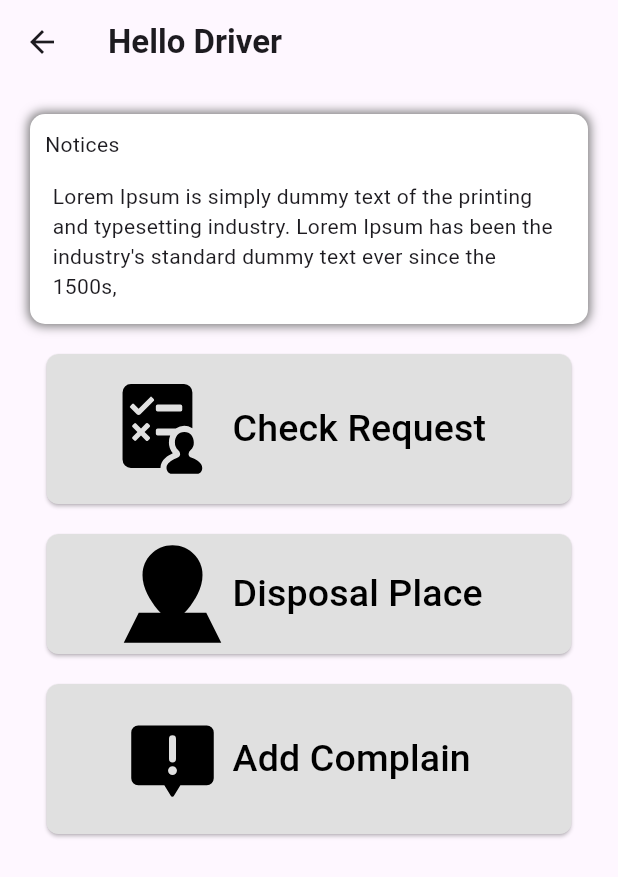
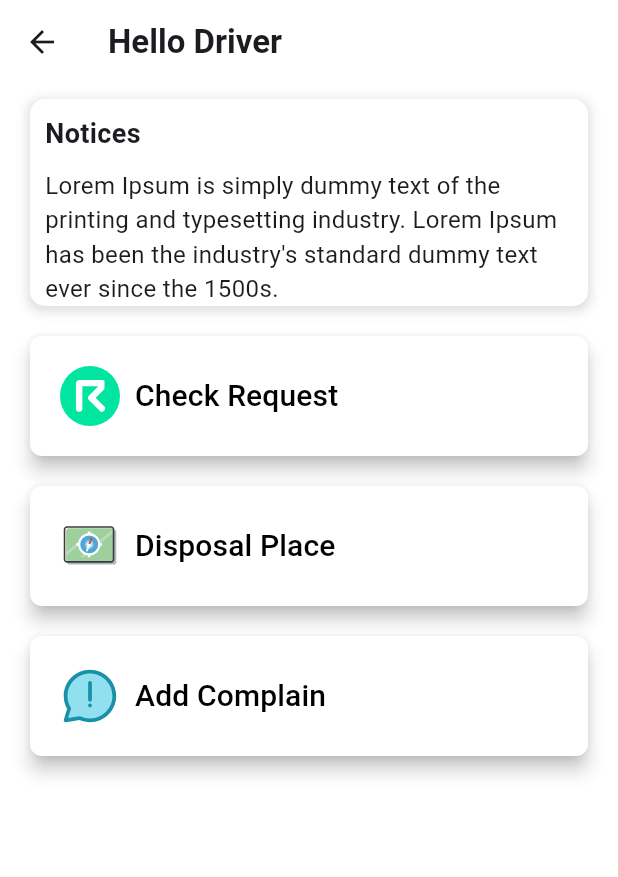
Before and after one commit to dilshan-mp/ecotrack, a Flutter app: the TruckDriverHomePage screen opened directly, on a phone screen of 412 x 824 dp. Shown: the top 877 px of the screen. Run offline on Flutter 3.47's test engine with Material 3 defaults, Android fonts, the phone set to English and light mode, and no system bars; our stand-ins replace cloud_firestore, device_preview, firebase_core, flutter_svg, google_nav_bar, image_picker and 1 more; accounts and stored records are empty.

Commit message:
truck driver home  page update

```diff
--- a/lib/main.dart
+++ b/lib/main.dart
@@ -21,7 +21,7 @@ class MainApp extends StatelessWidget {
   Widget build(BuildContext context) {
     return const MaterialApp(
       debugShowCheckedModeBanner: false,
-      home: bottomNavigationBar(),
+      home: FirstPage()
     );
   }
 }
--- a/lib/screen/TruckDriver/TruckDriverHomePage.dart
+++ b/lib/screen/TruckDriver/TruckDriverHomePage.dart
@@ -4,122 +4,162 @@ import 'package:flutter/material.dart';
 import 'package:flutter_svg/flutter_svg.dart';
 
 class TruckDriverHomePage extends StatelessWidget {
-  const TruckDriverHomePage({super.key});
+  const TruckDriverHomePage({Key? key}) : super(key: key);
+
 
   @override
   Widget build(BuildContext context) {
     return Scaffold(
       appBar: AppBar(
-        title: const Text("Hello Driver",style: TextStyle(fontWeight: FontWeight.bold),),
+        title: const Text(
+          "Hello Driver",
+          style: TextStyle(fontWeight: FontWeight.bold),
+        ),
+        backgroundColor: Colors.white, // Set app bar background color
+        elevation: 0, // Remove app bar shadow
       ),
-      body: Column(
-        children: [
-          Padding(
-            padding: const EdgeInsets.all(20),
-            child: Container(
-              decoration:  BoxDecoration(
+      backgroundColor: Colors.white, // Set background color
+      body: SingleChildScrollView(
+        padding: const EdgeInsets.symmetric(horizontal: 20, vertical: 10),
+        child: Column(
+          crossAxisAlignment: CrossAxisAlignment.start,
+          children: [
+            Container(
+              decoration: BoxDecoration(
                 color: Colors.white,
                 borderRadius: BorderRadius.circular(10),
                 boxShadow: [
                   BoxShadow(
-                    color: Colors.grey.shade600,
-                    spreadRadius: 1,
-                    blurRadius: 5
-                  )
-                ]
-              ),
-              child: const Column(
-               crossAxisAlignment: CrossAxisAlignment.start,
-                children: [
-                  Padding(
-                    padding: EdgeInsets.only(left: 10,right: 10,top: 10),
-                    child: Text("Notices"),
-                  ),
-                  Padding(
-                    padding: EdgeInsets.all(15),
-                    child: Text("Lorem Ipsum is simply dummy text of the printing and typesetting industry. Lorem Ipsum has been the industry's standard dummy text ever since the 1500s,"),
+                    color: Colors.grey.shade300, // Adjust shadow color
+                    spreadRadius: 2, // Adjust spread radius
+                    blurRadius: 5, // Adjust blur radius
+                    offset: Offset(0, 2), // Adjust offset
                   )
                 ],
               ),
-            ),
-          ),
-          Padding(
-            padding: const EdgeInsets.only(right: 10,left: 10),
-            child: SizedBox(
-              width: 350,
-              child: ElevatedButton(
-                onPressed: (){
-                  Navigator.push(context, MaterialPageRoute(builder: (context)=>const CheckRequest()));
-                },
-                style: ElevatedButton.styleFrom(
-                  shape: RoundedRectangleBorder(
-                    borderRadius: BorderRadius.circular(8)
+              child: const Column(
+                crossAxisAlignment: CrossAxisAlignment.start,
+                children: [
+                  Padding(
+                    padding: EdgeInsets.all(10),
+                    child: Text(
+                      "Notices",
+                      style: TextStyle(
+                        fontWeight: FontWeight.bold,
+                        fontSize: 18,
+                      ),
+                    ),
                   ),
-                  backgroundColor: Colors.grey[300]
-                ),
-                child: Row(
-                  children: [
-                    SvgPicture.asset('asset/Icons/SVG/care-request-reviewer-svgrepo-com.svg'),
-                    const Text("Check Request",style: TextStyle(color: Colors.black,fontSize: 25),)
-                  ],
-                ),
+                  Padding(
+                    padding: EdgeInsets.symmetric(horizontal: 10),
+                    child: Text(
+                      "Lorem Ipsum is simply dummy text of the printing and typesetting industry. Lorem Ipsum has been the industry's standard dummy text ever since the 1500s.",
+                      style: TextStyle(fontSize: 16),
+                    ),
+                  ),
+                ],
               ),
             ),
-          ),
-          const SizedBox(height: 20,),
-          Padding(
-            padding: const EdgeInsets.only(right: 10,left: 10),
-            child: SizedBox(
-              width: 350,
-              child: ElevatedButton(
-                onPressed: (){},
-                style: ElevatedButton.styleFrom(
-                  shape: RoundedRectangleBorder(
-                    borderRadius: BorderRadius.circular(8)
+            const SizedBox(height: 20),
+            ElevatedButton(
+              onPressed: () {
+                Navigator.push(
+                  context,
+                  MaterialPageRoute(
+                    builder: (context) => const CheckRequest(),
                   ),
-                  backgroundColor: Colors.grey[300]
+                );
+              },
+              style: ElevatedButton.styleFrom(
+                padding: const EdgeInsets.all(20), backgroundColor: Colors.white, // Set button background color
+                shape: RoundedRectangleBorder(
+                  borderRadius: BorderRadius.circular(8),
                 ),
-                child: Row(
-                  children: [
-                    Padding(
-                      padding: const EdgeInsets.only(left: 20),
-                      child: SvgPicture.asset('asset/Icons/SVG/location-pin-map-svgrepo-com.svg',width: 80,height: 80,),
+                elevation: 5, // Add elevation for shadow
+              ),
+              child: Row(
+                children: [
+                  SvgPicture.asset(
+                    'asset/Icons/SVG/req-svgrepo-com.svg',
+                    width: 40,
+                    height: 40,
+                  ),
+                  const SizedBox(width: 10),
+                  const Text(
+                    "Check Request",
+                    style: TextStyle(
+                      color: Colors.black,
+                      fontSize: 20,
                     ),
-                    const Text("Disposal Place",style: TextStyle(color: Colors.black,fontSize: 25),)
-                  ],
-                ),
+                  ),
+                ],
               ),
             ),
-          ),
-          const SizedBox(height: 20,),
-          Padding(
-            padding: const EdgeInsets.only(right: 10,left: 10),
-            child: SizedBox(
-              width: 350,
-              height: 100,
-              child: ElevatedButton(
-                onPressed: (){
-                  Navigator.push(context, MaterialPageRoute(builder: (Context)=>const DriverComplain()));
-                },
-                style: ElevatedButton.styleFrom(
-                  shape: RoundedRectangleBorder(
-                    borderRadius: BorderRadius.circular(8)
+            const SizedBox(height: 20),
+            ElevatedButton(
+              onPressed: () {},
+              style: ElevatedButton.styleFrom(
+                padding: const EdgeInsets.all(20), backgroundColor: Colors.white, // Set button background color
+                shape: RoundedRectangleBorder(
+                  borderRadius: BorderRadius.circular(8),
+                ),
+                elevation: 5, // Add elevation for shadow
+              ),
+              child: Row(
+                children: [
+                  SvgPicture.asset(
+                    'asset/Icons/SVG/map-svgrepo-com.svg',
+                    width: 40,
+                    height: 40,
                   ),
-                  backgroundColor: Colors.grey[300]
-                ),
-                child: Row(
-                  children: [
-                    Padding(
-                      padding: const EdgeInsets.only(left: 20),
-                      child: SvgPicture.asset('asset/Icons/SVG/complaint-svgrepo-com.svg',width: 80,height:80,),
+                  const SizedBox(width: 10),
+                  const Text(
+                    "Disposal Place",
+                    style: TextStyle(
+                      color: Colors.black,
+                      fontSize: 20,
                     ),
-                    const Text("Add Complain",style: TextStyle(color: Colors.black,fontSize: 25),)
-                  ],
-                ),
+                  ),
+                ],
               ),
             ),
-          ),
-        ],
+            const SizedBox(height: 20),
+            ElevatedButton(
+              onPressed: () {
+                Navigator.push(
+                  context,
+                  MaterialPageRoute(
+                    builder: (context) => const DriverComplain(),
+                  ),
+                );
+              },
+              style: ElevatedButton.styleFrom(
+                padding: const EdgeInsets.all(20), backgroundColor: Colors.white, // Set button background color
+                shape: RoundedRectangleBorder(
+                  borderRadius: BorderRadius.circular(8),
+                ),
+                elevation: 5, // Add elevation for shadow
+              ),
+              child: Row(
+                children: [
+                  SvgPicture.asset(
+                    'asset/Icons/SVG/complain-ecommerce-market-svgrepo-com.svg',
+                    width: 40,
+                    height: 40,
+                  ),
+                  const SizedBox(width: 10),
+                  const Text(
+                    "Add Complain",
+                    style: TextStyle(
+                      color: Colors.black,
+                      fontSize: 20,
+                    ),
+                  ),
+                ],
+              ),
+            ),
+          ],
+        ),
       ),
     );
   }
--- a/lib/screen/User/homePage.dart
+++ b/lib/screen/User/homePage.dart
@@ -21,7 +21,9 @@ class _HomePageState extends State<HomePage> {
           ),
           actions: [
             IconButton(
-              onPressed: () {},
+              onPressed: () {
+
+              },
               icon: const Icon(Icons.person),
             )
           ],
--- a/lib/screen/User/signInPage.dart
+++ b/lib/screen/User/signInPage.dart
@@ -1,3 +1,4 @@
+import 'package:ecotrack/Components/bottomNavBar.dart';
 import 'package:ecotrack/screen/User/homePage.dart';
 import 'package:flutter/material.dart';
 import 'package:http/http.dart' as http;
@@ -150,7 +151,7 @@ class _SignInPageState extends State<SignInPage> {
         // Replace HomePage() with your actual home page widget
         Navigator.pushReplacement(
           context,
-          MaterialPageRoute(builder: (context) => const HomePage()),
+          MaterialPageRoute(builder: (context) => const bottomNavigationBar()),
         );
       } else {
         // Authentication failed, show error message or handle accordingly
--- a/pubspec.yaml
+++ b/pubspec.yaml
@@ -53,6 +53,10 @@ flutter:
     - asset/Icons/SVG/senior-man-driving-a-car-svgrepo-com.svg
     - asset/Icons/SVG/truck-delivery-svgrepo-com.svg
     - asset/Icons/SVG/complain-ecommerce-market-svgrepo-com.svg
+    - asset/Icons/SVG/req-svgrepo-com.svg
+    - asset/Icons/SVG/locate-svgrepo-com.svg
+    - asset/Icons/SVG/map-svgrepo-com.svg
+
   fonts:
     - family: Poppins-Bold
       fonts:
```
Also changed, not shown: lib/screen/User/signUpPage.dart (+54 -17 lines), asset/Icons/SVG/locate-svgrepo-com.svg (added), asset/Icons/SVG/map-svgrepo-com.svg (added), asset/Icons/SVG/req-svgrepo-com.svg (added).
